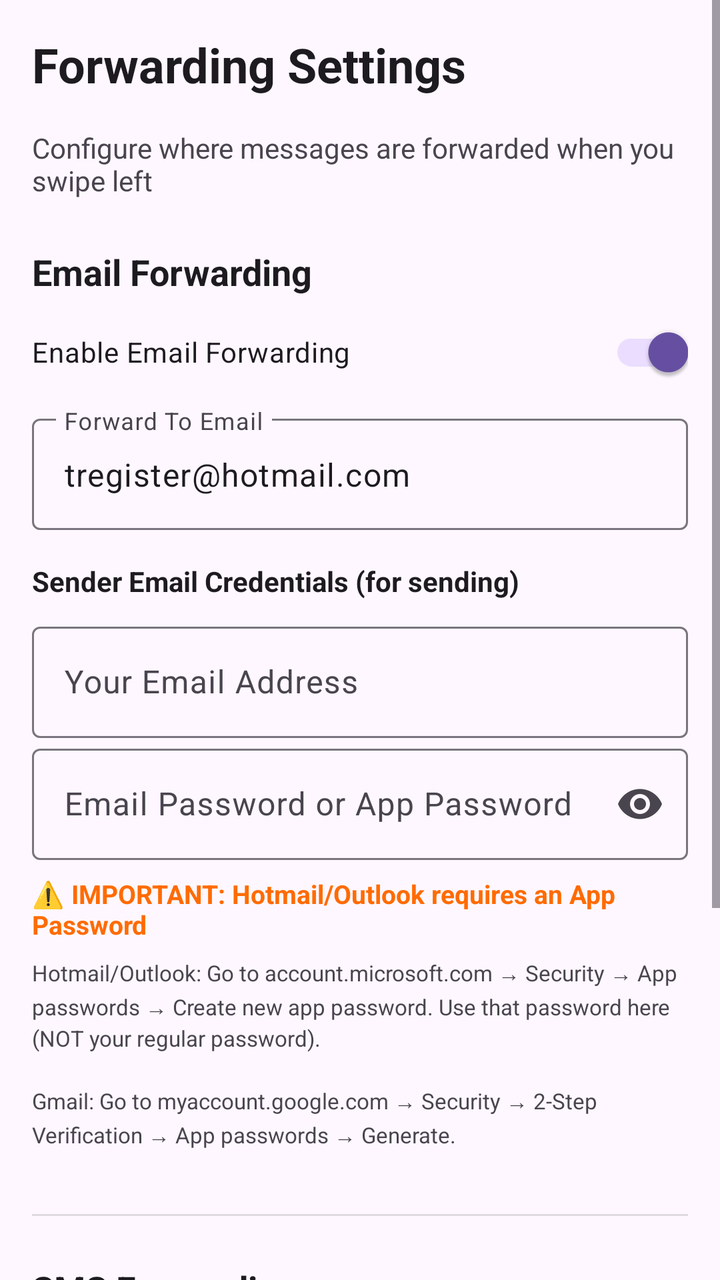
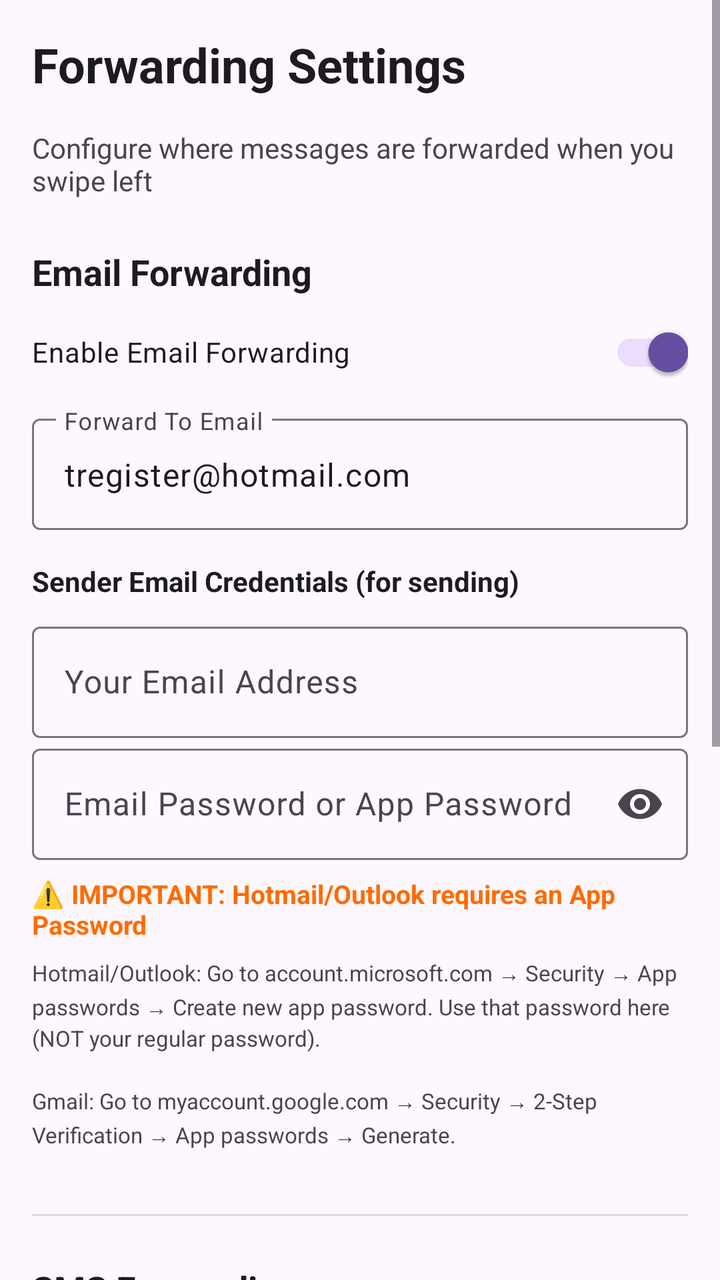

Two renders of the same Android screen: before a commit and after it. Below are the layout's source before the change and the commit's diff.
<!-- AndroidManifest.xml: application theme Theme.Material3.DayNight -->
<!-- res/layout/activity_settings.xml -->
<?xml version="1.0" encoding="utf-8"?>
<ScrollView xmlns:android="http://schemas.android.com/apk/res/android"
    xmlns:app="http://schemas.android.com/apk/res-auto"
    android:layout_width="match_parent"
    android:layout_height="match_parent"
    android:fillViewport="true">

    <LinearLayout
        android:layout_width="match_parent"
        android:layout_height="wrap_content"
        android:orientation="vertical"
        android:padding="16dp">

        <TextView
            android:layout_width="match_parent"
            android:layout_height="wrap_content"
            android:text="Forwarding Settings"
            android:textSize="24sp"
            android:textStyle="bold"
            android:textColor="?android:attr/textColorPrimary"
            android:paddingBottom="16dp" />

        <TextView
            android:layout_width="match_parent"
            android:layout_height="wrap_content"
            android:text="Configure where messages are forwarded when you swipe left"
            android:textSize="14sp"
            android:textColor="?android:attr/textColorSecondary"
            android:paddingBottom="24dp" />

        
        <TextView
            android:layout_width="match_parent"
            android:layout_height="wrap_content"
            android:text="Email Forwarding"
            android:textSize="18sp"
            android:textStyle="bold"
            android:textColor="?android:attr/textColorPrimary"
            android:paddingBottom="8dp" />

        <com.google.android.material.switchmaterial.SwitchMaterial
            android:id="@+id/emailToggle"
            android:layout_width="match_parent"
            android:layout_height="wrap_content"
            android:text="Enable Email Forwarding"
            android:checked="true"
            android:paddingBottom="8dp" />

        <com.google.android.material.textfield.TextInputLayout
            android:layout_width="match_parent"
            android:layout_height="wrap_content"
            android:hint="Forward To Email"
            style="@style/Widget.Material3.TextInputLayout.OutlinedBox">

            <com.google.android.material.textfield.TextInputEditText
                android:id="@+id/emailInput"
                android:layout_width="match_parent"
                android:layout_height="wrap_content"
                android:inputType="textEmailAddress"
                android:text="tregister@hotmail.com" />

        </com.google.android.material.textfield.TextInputLayout>

        <TextView
            android:layout_width="match_parent"
            android:layout_height="wrap_content"
            android:text="Sender Email Credentials (for sending)"
            android:textSize="14sp"
            android:textStyle="bold"
            android:textColor="?android:attr/textColorPrimary"
            android:paddingTop="16dp"
            android:paddingBottom="8dp" />

        <com.google.android.material.textfield.TextInputLayout
            android:layout_width="match_parent"
            android:layout_height="wrap_content"
            android:hint="Your Email Address"
            style="@style/Widget.Material3.TextInputLayout.OutlinedBox">

            <com.google.android.material.textfield.TextInputEditText
                android:id="@+id/senderEmailInput"
                android:layout_width="match_parent"
                android:layout_height="wrap_content"
                android:inputType="textEmailAddress"
                android:text="" />

        </com.google.android.material.textfield.TextInputLayout>

        <com.google.android.material.textfield.TextInputLayout
            android:layout_width="match_parent"
            android:layout_height="wrap_content"
            android:hint="Email Password or App Password"
            style="@style/Widget.Material3.TextInputLayout.OutlinedBox"
            app:endIconMode="password_toggle">

            <com.google.android.material.textfield.TextInputEditText
                android:id="@+id/emailPasswordInput"
                android:layout_width="match_parent"
                android:layout_height="wrap_content"
                android:inputType="textPassword"
                android:text="" />

        </com.google.android.material.textfield.TextInputLayout>

        <TextView
            android:layout_width="match_parent"
            android:layout_height="wrap_content"
            android:text="⚠️ IMPORTANT: Hotmail/Outlook requires an App Password"
            android:textSize="13sp"
            android:textStyle="bold"
            android:textColor="#FF6B00"
            android:paddingTop="8dp"
            android:paddingBottom="4dp" />

        <TextView
            android:layout_width="match_parent"
            android:layout_height="wrap_content"
            android:text="Hotmail/Outlook: Go to account.microsoft.com → Security → App passwords → Create new app password. Use that password here (NOT your regular password).\n\nGmail: Go to myaccount.google.com → Security → 2-Step Verification → App passwords → Generate."
            android:textSize="11sp"
            android:textColor="?android:attr/textColorSecondary"
            android:paddingTop="4dp"
            android:paddingBottom="8dp"
            android:lineSpacingExtra="2dp" />

        <View
            android:layout_width="match_parent"
            android:layout_height="1dp"
            android:background="?android:attr/listDivider"
            android:layout_marginTop="24dp"
            android:layout_marginBottom="24dp" />

        
        <TextView
            android:layout_width="match_parent"
            android:layout_height="wrap_content"
            android:text="SMS Forwarding"
            android:textSize="18sp"
            android:textStyle="bold"
            android:textColor="?android:attr/textColorPrimary"
            android:paddingBottom="8dp" />

        <com.google.android.material.switchmaterial.SwitchMaterial
            android:id="@+id/smsToggle"
            android:layout_width="match_parent"
            android:layout_height="wrap_content"
            android:text="Enable SMS Forwarding"
            android:checked="true"
            android:paddingBottom="8dp" />

        <com.google.android.material.textfield.TextInputLayout
            android:layout_width="match_parent"
            android:layout_height="wrap_content"
            android:hint="Phone Number"
            style="@style/Widget.Material3.TextInputLayout.OutlinedBox">

            <com.google.android.material.textfield.TextInputEditText
                android:id="@+id/phoneInput"
                android:layout_width="match_parent"
                android:layout_height="wrap_content"
                android:inputType="phone"
                android:text="0552316516" />

        </com.google.android.material.textfield.TextInputLayout>

        <View
            android:layout_width="match_parent"
            android:layout_height="1dp"
            android:background="?android:attr/listDivider"
            android:layout_marginTop="24dp"
            android:layout_marginBottom="24dp" />

        
        <Button
            android:id="@+id/saveButton"
            android:layout_width="match_parent"
            android:layout_height="wrap_content"
            android:text="Save Settings"
            android:layout_marginTop="16dp" />

    </LinearLayout>

</ScrollView>
<!-- resources referenced by this layout -->
<resources>

</resources>

<!-- the commit's change to res/layout/activity_settings.xml (unified diff, before → after) -->
@@ -170,6 +170,47 @@
             android:layout_marginBottom="24dp" />
 
         
+        <TextView
+            android:layout_width="match_parent"
+            android:layout_height="wrap_content"
+            android:text="Tag Management"
+            android:textSize="18sp"
+            android:textStyle="bold"
+            android:textColor="?android:attr/textColorPrimary"
+            android:paddingBottom="8dp" />
+
+        <TextView
+            android:layout_width="match_parent"
+            android:layout_height="wrap_content"
+            android:text="Manage custom tags. Default tags (Saved, Receipts) cannot be renamed or deleted."
+            android:textSize="13sp"
+            android:textColor="?android:attr/textColorSecondary"
+            android:paddingBottom="16dp" />
+
+        
+        <LinearLayout
+            android:id="@+id/tagListContainer"
+            android:layout_width="match_parent"
+            android:layout_height="wrap_content"
+            android:orientation="vertical"
+            android:paddingBottom="16dp" />
+
+        <Button
+            android:id="@+id/addTagButton"
+            android:layout_width="match_parent"
+            android:layout_height="wrap_content"
+            android:text="+ Add New Tag"
+            style="?android:attr/borderlessButtonStyle"
+            android:textColor="?attr/colorPrimary" />
+
+        <View
+            android:layout_width="match_parent"
+            android:layout_height="1dp"
+            android:background="?android:attr/listDivider"
+            android:layout_marginTop="24dp"
+            android:layout_marginBottom="24dp" />
+
+        
         <Button
             android:id="@+id/saveButton"
             android:layout_width="match_parent"
